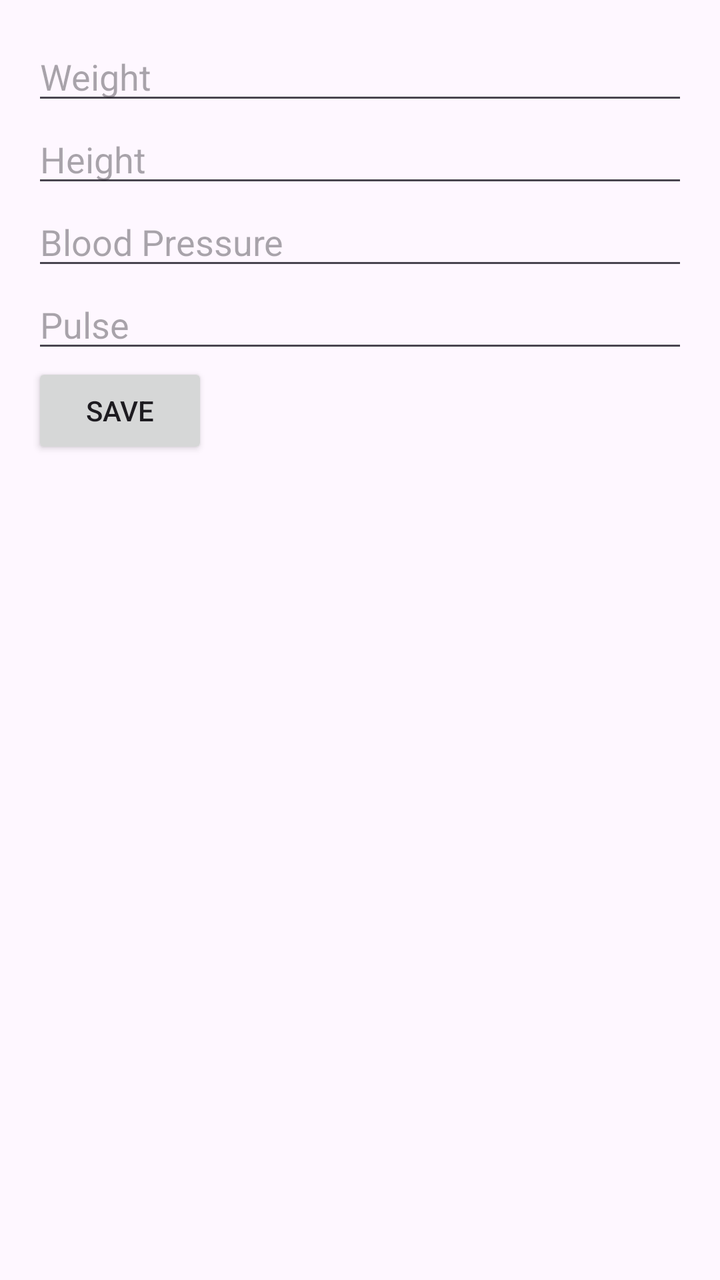
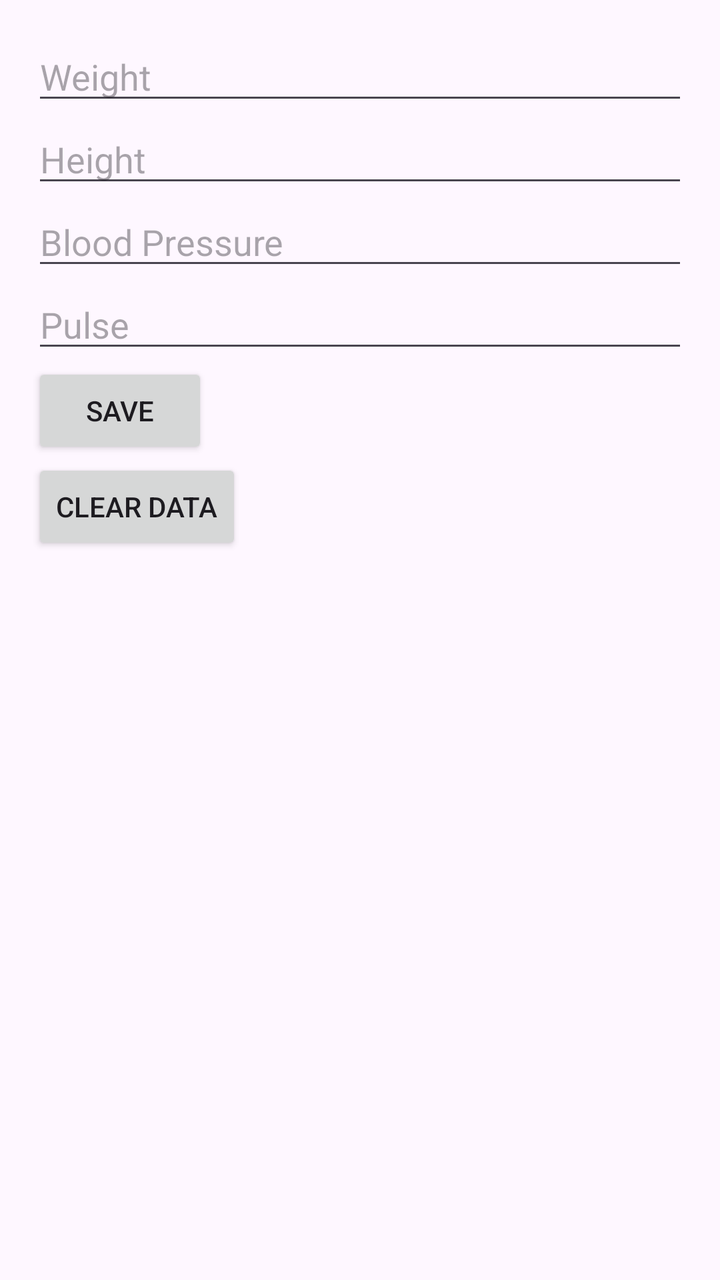

Compare the two renders of this Android layout. The source of the first and the diff that turns it into the second are given below.
<!-- AndroidManifest.xml: application theme Theme.MHHP -->
<!-- res/layout/fragment_health_parameters.xml -->
<?xml version="1.0" encoding="utf-8"?>
<LinearLayout xmlns:android="http://schemas.android.com/apk/res/android"
    android:layout_width="match_parent"
    android:layout_height="match_parent"
    android:orientation="vertical"
    android:padding="16dp">

    <EditText
        android:id="@+id/weightInput"
        android:layout_width="match_parent"
        android:layout_height="wrap_content"
        android:hint="Weight" />

    <EditText
        android:id="@+id/heightInput"
        android:layout_width="match_parent"
        android:layout_height="wrap_content"
        android:hint="Height" />

    <EditText
        android:id="@+id/bloodPressureInput"
        android:layout_width="match_parent"
        android:layout_height="wrap_content"
        android:hint="Blood Pressure" />

    <EditText
        android:id="@+id/pulseInput"
        android:layout_width="match_parent"
        android:layout_height="wrap_content"
        android:hint="Pulse" />

    <Button
        android:id="@+id/saveButton"
        android:layout_width="wrap_content"
        android:layout_height="wrap_content"
        android:text="Save" />
</LinearLayout>
<!-- resources referenced by this layout -->
<resources>
  <style name="Theme.MHHP" parent="Base.Theme.MHHP" />
  <style name="Base.Theme.MHHP" parent="Theme.Material3.DayNight.NoActionBar">
          
          
          <item name="colorPrimary">@color/clown</item>
      </style>
  <color name="clown">#44944a</color>
</resources>

<!-- the commit's change to res/layout/fragment_health_parameters.xml (unified diff, before → after) -->
@@ -34,4 +34,11 @@
         android:layout_width="wrap_content"
         android:layout_height="wrap_content"
         android:text="Save" />
+    <Button
+        android:id="@+id/clearDataButton"
+        android:layout_width="wrap_content"
+        android:layout_height="wrap_content"
+        android:text="Clear Data" />
+
+
 </LinearLayout>
